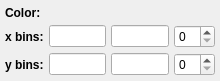
Old version of the form glue/viewers/scatter/qt/histogram_2d_style_editor.ui in the repository glue-viz/glue.
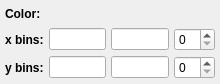
New version of the form. Custom widgets are drawn as their Qt base class.

What changed in the file:
```diff
--- a/glue/viewers/scatter/qt/histogram_2d_style_editor.ui
+++ b/glue/viewers/scatter/qt/histogram_2d_style_editor.ui
@@ -7,7 +7,7 @@
     <x>0</x>
     <y>0</y>
     <width>220</width>
-    <height>81</height>
+    <height>84</height>
    </rect>
   </property>
   <property name="windowTitle">
```
Left out of the diff: 19 changed lines with no effect on the pictures.
